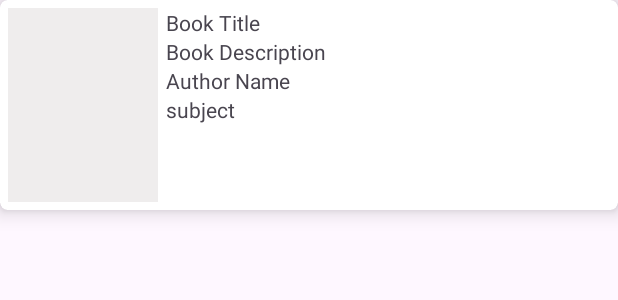
After one commit to dharmikgoti29/book-admin, an Android app: the layout recycleview.xml on its own in the app's theme, with its tools: preview values and no code run, on a phone screen of 412 x 824 dp. The commit adds this screen. Shown: the top 300 px of the screen. Run offline under Robolectric (Android 15) with nearby library versions, the phone set to English and light mode, and no system bars.

Commit message:
commit-admin

```diff
--- a/app/build.gradle
+++ b/app/build.gradle
@@ -41,4 +41,6 @@ dependencies {
     testImplementation 'junit:junit:4.13.2'
     androidTestImplementation 'androidx.test.ext:junit:1.1.5'
     androidTestImplementation 'androidx.test.espresso:espresso-core:3.5.1'
+    implementation ("com.github.bumptech.glide:glide:4.12.0")
+    annotationProcessor ("com.github.bumptech.glide:compiler:4.12.0")
 }
--- /dev/null
+++ b/app/src/main/res/layout/recycleview.xml
@@ -0,0 +1,67 @@
+<?xml version="1.0" encoding="utf-8"?>
+<androidx.cardview.widget.CardView xmlns:android="http://schemas.android.com/apk/res/android"
+    xmlns:tools="http://schemas.android.com/tools"
+    android:layout_width="match_parent"
+    android:layout_height="140dp"
+    xmlns:app="http://schemas.android.com/apk/res-auto"
+    android:layout_marginBottom="5dp"
+    app:cardBackgroundColor="@color/white"
+    app:cardCornerRadius="5dp"
+    app:cardElevation="8dp"
+    app:contentPadding="5dp">
+
+    <RelativeLayout
+        android:layout_width="match_parent"
+        android:layout_height="wrap_content">
+
+        <RelativeLayout
+            android:id="@+id/img_pdf"
+            android:layout_width="100dp"
+            android:layout_height="140dp"
+            android:layout_marginEnd="5dp"
+            android:background="#EFEDED">
+
+            <ImageView
+                android:id="@+id/imgView_pdf"
+                android:layout_width="match_parent"
+                android:layout_height="match_parent" />
+
+        </RelativeLayout>
+
+        <TextView
+            android:id="@+id/txtTitle"
+            android:layout_width="match_parent"
+            android:layout_height="wrap_content"
+            android:text="Book Title"
+            android:layout_toRightOf="@+id/img_pdf"
+            android:maxLines="5"/>
+
+        <TextView
+            android:id="@+id/txtDescription"
+            android:layout_width="match_parent"
+            android:layout_height="wrap_content"
+            android:text="Book Description"
+            android:layout_toRightOf="@+id/img_pdf"
+            android:layout_below="@+id/txtTitle"
+            android:maxLines="1"/>
+
+        <TextView
+            android:id="@+id/txtAuthorName"
+            android:layout_width="match_parent"
+            android:layout_height="wrap_content"
+            android:text="Author Name"
+            android:layout_toRightOf="@+id/img_pdf"
+            android:layout_below="@+id/txtDescription"
+            android:maxLines="1"/>
+        <TextView
+            android:id="@+id/txtsubject"
+            android:layout_width="match_parent"
+            android:layout_height="wrap_content"
+            android:text="subject"
+            android:layout_toRightOf="@+id/img_pdf"
+            android:layout_below="@+id/txtAuthorName"
+            android:maxLines="1"/>
+
+    </RelativeLayout>
+
+</androidx.cardview.widget.CardView>
```
Also changed, not shown: app/src/main/java/com/example/yourestore/AddBooks.java (+7 -1 lines), app/src/main/java/com/example/yourestore/Catagary_books.java (+54 -0 lines), app/src/main/java/com/example/yourestore/model_recycle.java (added, +57 -0 lines), app/src/main/java/com/example/yourestore/recycle_adapter.java (added, +80 -0 lines), app/src/main/res/layout/activity_catagary_books.xml (+8 -2 lines).
